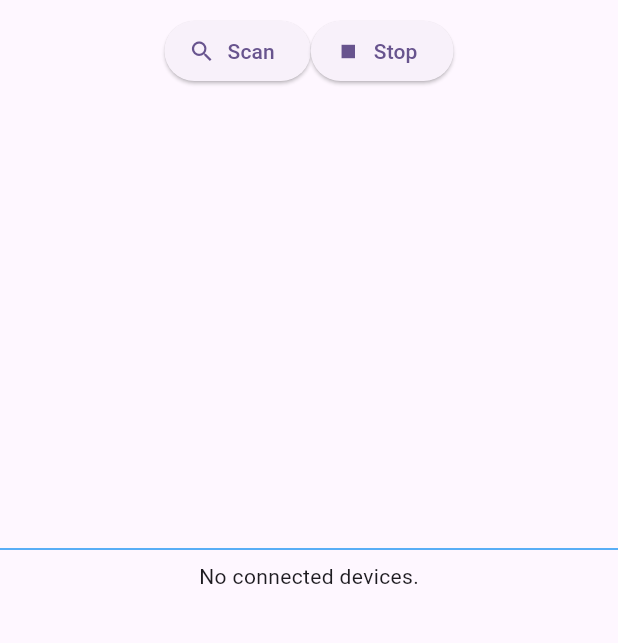
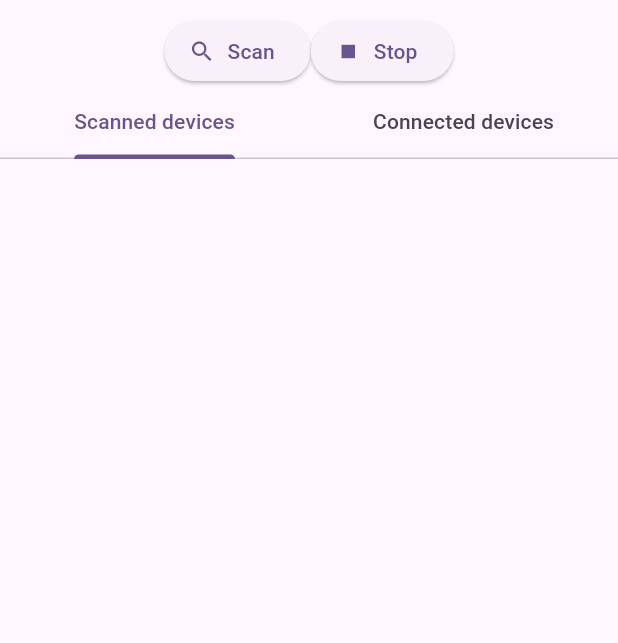
Before and after one commit to HicaroD/OtimizeBLE, a Flutter app: the screen it shows after launch, after a tap on "Scan", on a phone screen of 412 x 824 dp, the part 84-727 px from its top. Run offline on Flutter 3.47's test engine with Material 2 defaults, Android fonts, the phone set to English and light mode, and no system bars; our stand-ins replace bloc, flutter_bloc, flutter_blue_plus; missing offline and left inert: flutter_reactive_ble.

Commit message:
feat: adding tabs for seeing scanned and connected devices

```diff
--- a/lib/main.dart
+++ b/lib/main.dart
@@ -7,6 +7,7 @@ import 'package:otimize_ble/src/blocs/ble_bloc/ble_bloc.dart';
 import 'package:otimize_ble/src/ui/buttons.dart';
 import 'package:otimize_ble/src/ui/connected_devices_list.dart';
 import 'package:otimize_ble/src/ui/scanned_device_list.dart';
+import 'package:otimize_ble/src/ui/tabs.dart';
 
 void main() async {
   WidgetsFlutterBinding.ensureInitialized();
@@ -60,14 +61,12 @@ class _OtimizeBLEState extends State<OtimizeBLE> {
         backgroundColor: Theme.of(context).colorScheme.inversePrimary,
         title: Text(widget.title),
       ),
-      body: const Center(
+      body: const SingleChildScrollView(
         child: Column(
           children: <Widget>[
             SizedBox(height: 10),
             Buttons(),
-            ScannedDeviceList(),
-            Divider(color: Colors.blue),
-            ConnectedDevicesList(),
+            Tabs(),
           ],
         ),
       ),
--- /dev/null
+++ b/lib/src/ui/tabs.dart
@@ -0,0 +1,31 @@
+import 'package:flutter/material.dart';
+import 'package:otimize_ble/src/ui/connected_devices_list.dart';
+import 'package:otimize_ble/src/ui/scanned_device_list.dart';
+
+class Tabs extends StatelessWidget {
+  const Tabs({super.key});
+
+  @override
+  Widget build(BuildContext context) {
+    return DefaultTabController(
+      length: 2,
+      child: Column(
+        mainAxisSize: MainAxisSize.min,
+        children: <Widget>[
+          const TabBar(tabs: [
+            Tab(text: "Scanned devices"),
+            Tab(text: "Connected devices"),
+          ]),
+          SizedBox(
+            //Add this to give height
+            height: MediaQuery.of(context).size.height,
+            child: const TabBarView(children: [
+              ScannedDeviceList(),
+              ConnectedDevicesList(),
+            ]),
+          ),
+        ],
+      ),
+    );
+  }
+}
```
